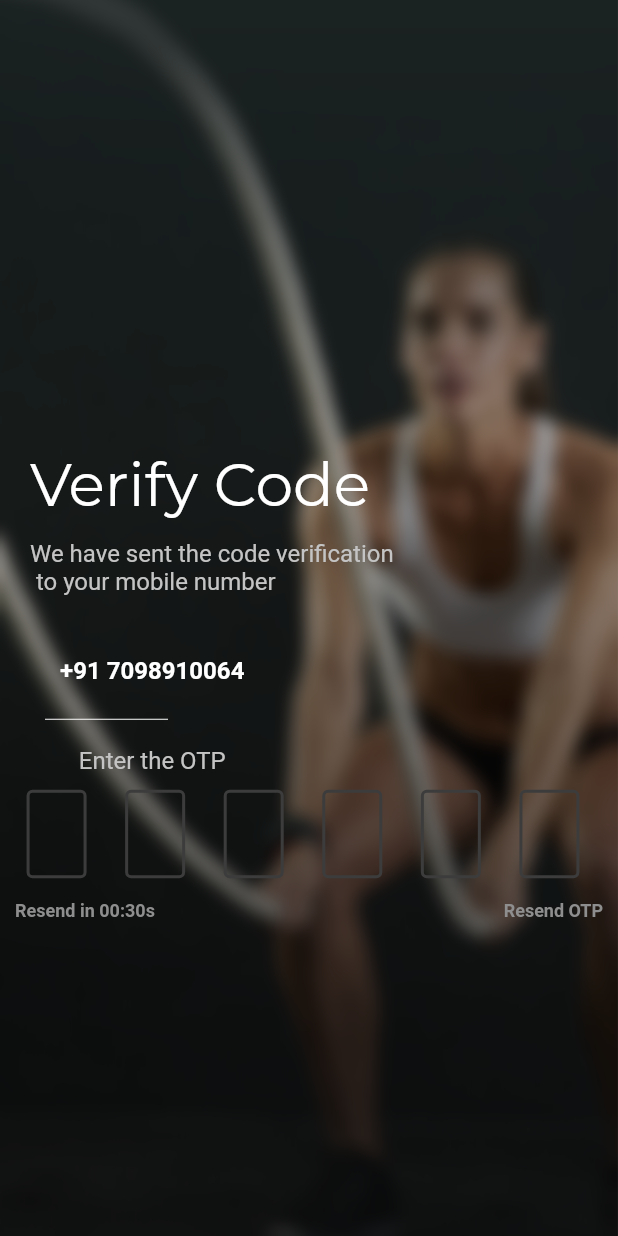
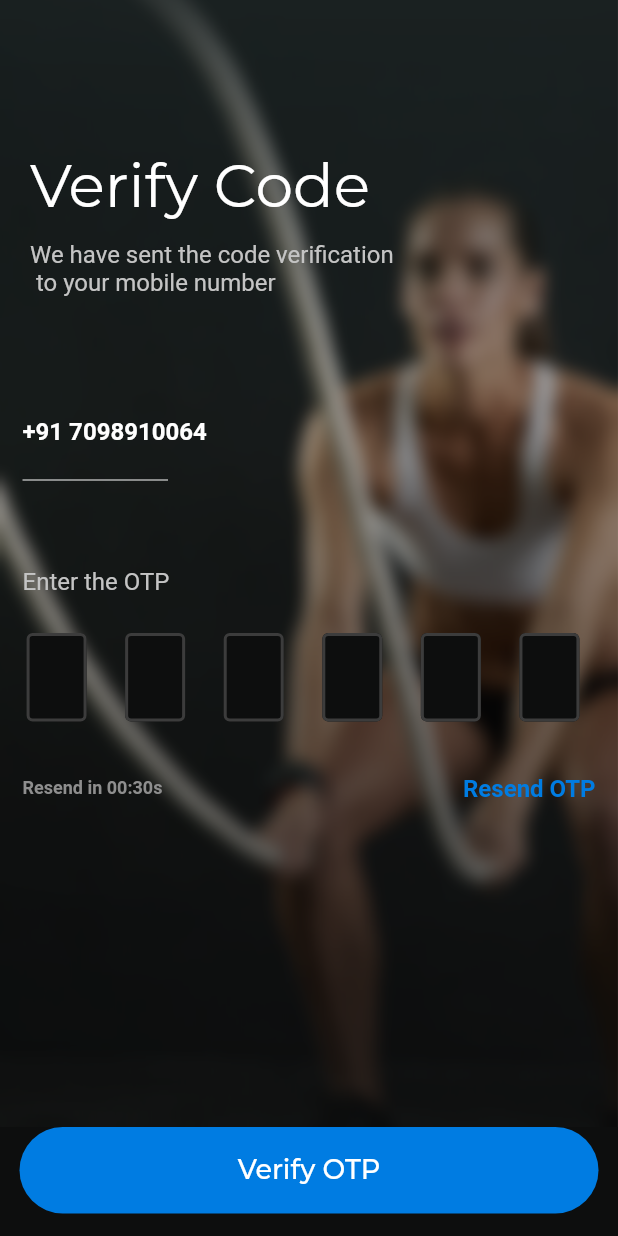
Before and after one commit to satyamvaidhyamegha/ProphysioApp, a Flutter app: the OtpVerificationPage screen opened by its route, on a phone screen of 412 x 824 dp. Run offline on Flutter 3.47's test engine with Material 2 defaults, Android fonts, the phone set to English and light mode, and no system bars; drawn by our look-alikes of flutter_otp_text_field; our stand-ins replace blurrycontainer, flutter_easyloading, flutter_spinkit, percent_indicator, shared_preferences; accounts and stored records are empty; Roboto replaces fonts that are missing (Mulish); project files that could hold a hidden picture were left out.

Commit message:
Fixed Alignment and Flow of onClick Buttons for OTP Verification Screen.

```diff
--- a/physio/lib/constants/colors.dart
+++ b/physio/lib/constants/colors.dart
@@ -51,6 +51,8 @@ class AppColors {
   static const routineStepColor2 = Color.fromRGBO(34, 155, 255, 1);
   static const greateJobScreen = Color.fromRGBO(63, 190, 131, 1);
   static const greateJobCardColor = Color.fromRGBO(30, 44, 44, 1);
+  static const buttonVerify = Color.fromRGBO(121, 121, 121, 1);
+  static const buttonVerifyBG = Color(0xff0D0E0E);
 }
 
 class ErrorColor {
--- a/physio/lib/constants/string.dart
+++ b/physio/lib/constants/string.dart
@@ -129,6 +129,7 @@ class Strings {
   static const TERRIBLE = "Terrible";
   static const GET_STARTED = "Get Started";
   static const BTN_OTP = "Send OTP";
+  static const VERIFY_OTP_TEXT = "Verify OTP";
 }
 
 class SuccessfullMsg {
--- a/physio/lib/constants/style.dart
+++ b/physio/lib/constants/style.dart
@@ -190,9 +190,21 @@ class BaseStyles {
       fontWeight: FontWeight.bold,
       color: Color.fromRGBO(255, 255, 255, 1));
 
+  static const TextStyle otpTextStyleFour = TextStyle(
+      fontSize: 18,
+      fontFamily: "Mulish",
+      fontWeight: FontWeight.bold,
+      color: Color.fromRGBO(255, 255, 255, 1));
+
   static const TextStyle otpTextStyleThree = TextStyle(
       fontSize: 12,
       fontFamily: "Mulish",
       fontWeight: FontWeight.bold,
       color: Color.fromRGBO(142, 142, 142, 1));
+
+  static const TextStyle otpTextStyleFive = TextStyle(
+      fontSize: 16,
+      fontFamily: "Mulish",
+      fontWeight: FontWeight.bold,
+      color: Color.fromRGBO(0, 124, 226, 1));
 }
--- a/physio/lib/main.dart
+++ b/physio/lib/main.dart
@@ -31,7 +31,7 @@ class MyApp extends StatelessWidget {
               const TextSelectionThemeData(cursorColor: Colors.white)),
       title: 'Pro Physio',
       debugShowCheckedModeBanner: false,
-      initialRoute: '/otpVerify',
+      initialRoute: '/authPage',
       builder: EasyLoading.init(),
       routes: {
         '/splash': (BuildContext context) => const SplashPage(),
@@ -39,7 +39,6 @@ class MyApp extends StatelessWidget {
         '/selection': (BuildContext context) => const ProfileSelectionPage(),
         '/about': (BuildContext context) => const AboutPage(),
         '/authPage': (BuildContext context) => const AuthPage(),
-
         '/otpVerify': (BuildContext context) => const OtpVerificationPage(),
 
         //       '/login': (BuildContext context) => const LoginPage(),
--- a/physio/lib/screens/onboarding/auth_screen.dart
+++ b/physio/lib/screens/onboarding/auth_screen.dart
@@ -1,5 +1,5 @@
-
 import 'package:flutter/material.dart';
+import 'package:physio/screens/onboarding/otp_verification.dart';
 import '../../BaseWidget/base_image_widget.dart';
 import '../../BaseWidget/text.dart';
 import '../../constants/colors.dart';
@@ -64,7 +64,8 @@ class _AuthScreenPageState extends State<AuthPage> {
                     ),
                   ),
                   Container(
-                    padding: const EdgeInsets.only(left: 20, right: 20, bottom: 30, top: 30),
+                    padding: const EdgeInsets.only(
+                        left: 20, right: 20, bottom: 30, top: 30),
                     child: TextField(
                       style: const TextStyle(color: Colors.white),
                       decoration: InputDecoration(
@@ -78,7 +79,8 @@ class _AuthScreenPageState extends State<AuthPage> {
                     ),
                   ),
                   Container(
-                    padding: const EdgeInsets.only(bottom: 30, left: 20, right: 20),
+                    padding:
+                        const EdgeInsets.only(bottom: 30, left: 20, right: 20),
                     child: TextField(
                       style: const TextStyle(color: Colors.white),
                       decoration: InputDecoration(
@@ -92,7 +94,8 @@ class _AuthScreenPageState extends State<AuthPage> {
                     ),
                   ),
                   Container(
-                    padding: const EdgeInsets.only(bottom: 120, left: 20, right: 20),
+                    padding:
+                        const EdgeInsets.only(bottom: 120, left: 20, right: 20),
                     child: TextField(
                       style: const TextStyle(color: Colors.white),
                       decoration: InputDecoration(
@@ -108,19 +111,17 @@ class _AuthScreenPageState extends State<AuthPage> {
 
                   //Button
                   Container(
-
                     width: MediaQuery.of(context).size.width * 0.9,
                     height: MediaQuery.of(context).size.height * 0.07,
                     decoration: BoxDecoration(
                         borderRadius: BorderRadius.circular(30),
                         color: AppColors.buttonColor),
-
-                    child :GestureDetector(
+                    child: GestureDetector(
                       onTap: () {
                         Navigator.pushReplacement(
                             context,
                             MaterialPageRoute(
-                                builder: (context) => AuthPage3()));
+                                builder: (context) => OtpVerificationPage()));
                       },
                       child: Center(
                         child: getText(
@@ -131,18 +132,22 @@ class _AuthScreenPageState extends State<AuthPage> {
                     ),
                   ),
                   Container(
-                      margin: const EdgeInsets.only(top: 30, right: 20, left: 20, bottom: 10),
-                      child: const Divider(color: Colors.white,)
-                  ),
+                      margin: const EdgeInsets.only(
+                          top: 30, right: 20, left: 20, bottom: 10),
+                      child: const Divider(
+                        color: Colors.white,
+                      )),
                   Container(
-                    margin: const EdgeInsets.only(right: 20, left: 20, bottom: 20),
+                    margin:
+                        const EdgeInsets.only(right: 20, left: 20, bottom: 20),
                     child: getText(
                         textAlign: TextAlign.center,
                         text: "Don't have Indian number?",
                         textStyle: numberText),
                   ),
                   Container(
-                    margin: const EdgeInsets.only(right: 20, left: 20, bottom: 10),
+                    margin:
+                        const EdgeInsets.only(right: 20, left: 20, bottom: 10),
                     child: getText(
                         textAlign: TextAlign.center,
                         text: "Click here",
@@ -152,7 +157,6 @@ class _AuthScreenPageState extends State<AuthPage> {
               ),
             ),
           ),
-        )
-    );
+        ));
   }
 }
--- a/physio/lib/screens/onboarding/otp_verification.dart
+++ b/physio/lib/screens/onboarding/otp_verification.dart
@@ -1,8 +1,13 @@
 import 'package:flutter/material.dart';
+import 'package:physio/constants/colors.dart';
+import 'package:physio/screens/onboarding/auth_screen3.dart';
 import '../../BaseWidget/base_image_widget.dart';
+import '../../BaseWidget/text.dart';
 import '../../constants/string.dart';
 import '../../constants/style.dart';
 import 'package:flutter_otp_text_field/flutter_otp_text_field.dart';
+
+import '../../constants/text_constants.dart';
 
 class OtpVerificationPage extends StatefulWidget {
   const OtpVerificationPage({Key? key}) : super(key: key);
@@ -26,7 +31,7 @@ class _OtpVerificationPageState extends State<OtpVerificationPage> {
     return Scaffold(
       backgroundColor: Colors.transparent,
       body: Container(
-          height: double.infinity,
+        height: double.maxFinite,
         width: double.infinity,
         decoration: BoxDecoration(
           image: DecorationImage(
@@ -34,53 +39,55 @@ class _OtpVerificationPageState extends State<OtpVerificationPage> {
             fit: BoxFit.cover,
           ),
         ),
-          child: Center(
         child: SingleChildScrollView(
           child: Column(
             children: [
-                  Padding(padding: EdgeInsets.all(40)),
+              const Padding(padding: EdgeInsets.all(45)),
               Align(
                 alignment: Alignment.centerLeft,
                 child: Container(
+                  padding: const EdgeInsets.only(left: 20, bottom: 10),
                   child: Text("Verify Code",
                       style: BaseStyles.textStyleForAuthScreen),
-                      padding:
-                          EdgeInsets.only(left: 20, right: 110, bottom: 10),
                 ),
               ),
               Align(
                 alignment: Alignment.centerLeft,
                 child: Container(
-                      child: Text(
+                  padding: const EdgeInsets.only(left: 20, bottom: 10),
+                  child: const Text(
                       "We have sent the code verification \n to your mobile number",
                       style: BaseStyles.otpTextStyle),
-                      padding:
-                          EdgeInsets.only(left: 20, right: 110, bottom: 10),
                 ),
               ),
               Container(
-                    child: Text(
+                alignment: Alignment.centerLeft,
+                padding: const EdgeInsets.only(left: 15, bottom: 15, top: 70),
+                child: const Text(
                   "+91 7098910064",
                   style: BaseStyles.otpTextStyleTwo,
                 ),
-                    padding: EdgeInsets.only(
-                        left: 1, right: 210, bottom: 15, top: 30),
               ),
               Container(
-                      margin: EdgeInsets.only(
-                          top: 0, right: 300, left: 30, bottom: 10),
-                      child: Divider(
+                  alignment: Alignment.centerLeft,
+                  margin: const EdgeInsets.only(
+                      top: 0, right: 300, left: 15, bottom: 10),
+                  child: const Divider(
                     color: Colors.white,
                   )),
               Container(
+                alignment: Alignment.centerLeft,
+                padding: const EdgeInsets.only(left: 15, bottom: 10, top: 40),
                 child:
-                        Text("Enter the OTP", style: BaseStyles.otpTextStyle),
-                    padding: EdgeInsets.only(left: 1, right: 210, bottom: 10),
+                    const Text("Enter the OTP", style: BaseStyles.otpTextStyle),
               ),
-                  OtpTextField(
+              Container(
+                padding: const EdgeInsets.only(top: 15, bottom: 15),
+                child: OtpTextField(
                   numberOfFields: 6,
-                    enabledBorderColor: Color(0xFF3C3C3C),
-                    fillColor: Color(0xff1C1C1E),
+                  enabledBorderColor: const Color(0xFF3C3C3C),
+                  filled: true,
+                  fillColor: AppColors.buttonVerifyBG,
                   showFieldAsBox: true,
                   mainAxisAlignment: MainAxisAlignment.spaceEvenly,
                   onCodeChanged: (String code) {
@@ -91,35 +98,61 @@ class _OtpVerificationPageState extends State<OtpVerificationPage> {
                         context: context,
                         builder: (context) {
                           return AlertDialog(
-                              title: Text("Verification Code"),
-                              content:
-                                  Text('Code entered is $verificationCode'),
+                            title: const Text("Verification Code"),
+                            content: Text('Code entered is $verificationCode'),
                           );
                         });
                   }, // end onSubmit
                 ),
+              ),
               Container(
-                    padding: EdgeInsets.only(left: 10, right: 10, top: 15),
+                padding: const EdgeInsets.only(left: 15, right: 15, top: 20),
                 child: Row(
                   mainAxisAlignment: MainAxisAlignment.spaceBetween,
                   children: [
-                        Text(
+                    const Text(
                       "Resend in 00:30s",
                       style: BaseStyles.otpTextStyleThree,
                       textAlign: TextAlign.left,
                     ),
-                        Text(
+                    const Text(
                       "Resend OTP",
-                          style: BaseStyles.otpTextStyleThree,
+                      style: BaseStyles.otpTextStyleFive,
                       textAlign: TextAlign.right,
                     )
                   ],
                 ),
-                  )
+              ),
             ],
           ),
         ),
       ),
-        ));
+      bottomNavigationBar: Container(
+        color: AppColors.buttonVerifyBG,
+        child: Padding(
+          padding: const EdgeInsets.only(left: 13, right: 13, bottom: 15),
+          child: Container(
+            alignment: Alignment.bottomCenter,
+            width: MediaQuery.of(context).size.width * 0.9,
+            height: MediaQuery.of(context).size.height * 0.07,
+            decoration: BoxDecoration(
+                borderRadius: BorderRadius.circular(30),
+                color: AppColors.buttonColor),
+            child: GestureDetector(
+              onTap: () {
+                Navigator.pushReplacement(context,
+                    MaterialPageRoute(builder: (context) => const AuthPage3()));
+              },
+              child: Center(
+                child: getText(
+                    textAlign: TextAlign.center,
+                    text: Strings.VERIFY_OTP_TEXT,
+                    textStyle: buttonTextStyle),
+              ),
+            ),
+          ),
+        ),
+      ),
+    );
   }
 }
--- a/physio/pubspec.yaml
+++ b/physio/pubspec.yaml
@@ -41,6 +41,7 @@ dependencies:
   google_fonts: ^3.0.1
   blurrycontainer: ^1.0.2
   flutter_otp_text_field: ^1.1.1
+  percent_indicator: ^4.0.1
 
 
 dev_dependencies:
```
Also changed, not shown: physio/pubspec.lock. Lines whose indentation alone changed are shown as unchanged.
